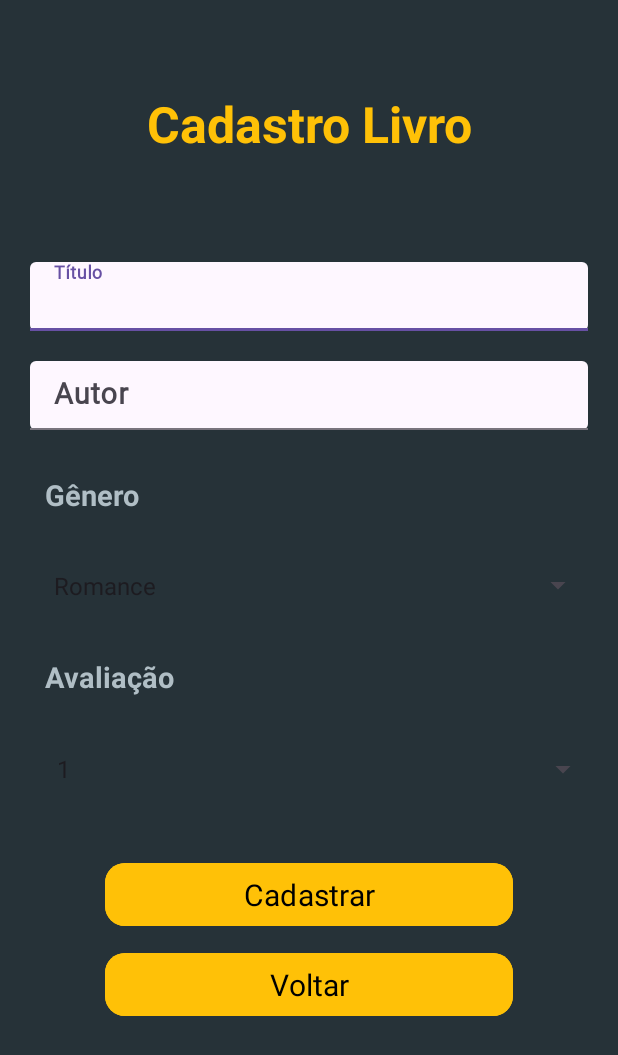
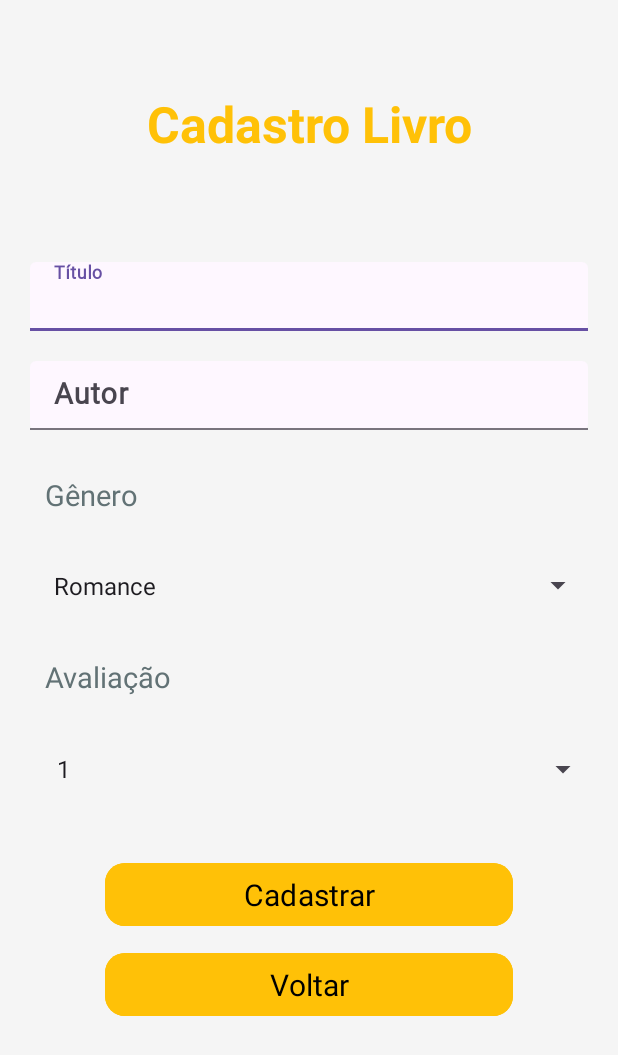
Before and after one commit to LeandroCs-source/TrabalhoFinalMobile, an Android app: the AcervoActivity screen opened directly, with no data from a screen before it, after a tap on "Cadastrar Livro", on a phone screen of 412 x 824 dp. Shown: the top 1055 px of the screen. Run offline under Robolectric (Android 15) with nearby library versions, the phone set to English and light mode, and no system bars; Roboto replaces fonts that are not available here.

Commit message:
Commit de atualização

```diff
--- a/app/build.gradle.kts
+++ b/app/build.gradle.kts
@@ -1,6 +1,7 @@
 plugins {
     alias(libs.plugins.android.application)
     alias(libs.plugins.kotlin.android)
+    id("org.jetbrains.kotlin.plugin.parcelize")
 }
 
 android {
--- a/app/src/main/java/com/example/trabalhofinalmobile/classes/Livro.kt
+++ b/app/src/main/java/com/example/trabalhofinalmobile/classes/Livro.kt
@@ -1,7 +1,9 @@
 package com.example.trabalhofinalmobile.classes
 
-import java.io.Serializable
+import android.os.Parcelable
+import kotlinx.parcelize.Parcelize
 
+@Parcelize
 data class Livro(
     val idLivro : Int,
     val titulo : String,
@@ -9,4 +11,4 @@ data class Livro(
     val avaliacao : Int,
     val idGenero : Int,
     val nomeGenero: String
-):Serializable // usando para transmitir informações entre as activitys para fazer as edições
+): Parcelable // usando para transmitir informações entre as activitys para fazer as edições
--- a/app/src/main/java/com/example/trabalhofinalmobile/main/AcervoActivity.kt
+++ b/app/src/main/java/com/example/trabalhofinalmobile/main/AcervoActivity.kt
@@ -31,13 +31,13 @@ import java.io.Serializable
 
 
 class AcervoActivity : AppCompatActivity(), LivroAdapter.OnItemClickListener {
-
+    //declaração das variáveis
     private lateinit var spinnerGenero: Spinner
     private lateinit var editBuscarAutor: EditText
     private lateinit var recyclerView: RecyclerView
     private lateinit var livroAdapter: LivroAdapter
     private lateinit var botaoAdicionar: Button
-    private lateinit var cadastrarLivroLauncher: ActivityResultLauncher<Intent>
+    private lateinit var livroLauncher: ActivityResultLauncher<Intent>
 
 
     private var listaTodosLivros: List<Livro> = listOf()
@@ -53,22 +53,26 @@ class AcervoActivity : AppCompatActivity(), LivroAdapter.OnItemClickListener {
             insets
         }
 
+        //inicialização das variáveis a partir da tela
         spinnerGenero = findViewById(R.id.spinnerGenero)
         editBuscarAutor = findViewById(R.id.editBuscarAutor)
         recyclerView = findViewById(R.id.recyclerLivros)
         botaoAdicionar = findViewById(R.id.btnCadastrarAcervo)
 
-        // Inicializar adapter
+        // Inicialização do Adapter
         livroAdapter = LivroAdapter(mutableListOf(), this)
         recyclerView.layoutManager = LinearLayoutManager(this)
-        recyclerView.adapter = livroAdapter
+        recyclerView.adapter = livroAdapter //conexão do recyclerview com a classe Adapter
 
+        //carregamentos dos dados a partir do banco de dados
         carregarGeneros()
         carregarLivros()
+
+        //aplicação dos filtros
         aplicarFiltros()
 
 
-        // Filtro por autor conforme digita
+        // Filtro por autor conforme digitado
         editBuscarAutor.addTextChangedListener(object : TextWatcher {
             override fun afterTextChanged(s: Editable?) = aplicarFiltros()
             override fun beforeTextChanged(s: CharSequence?, start: Int, count: Int, after: Int) {}
@@ -85,23 +89,26 @@ class AcervoActivity : AppCompatActivity(), LivroAdapter.OnItemClickListener {
         }
 
 
-        cadastrarLivroLauncher = registerForActivityResult(ActivityResultContracts.StartActivityForResult()) { result ->
+        //retorna da activity de cadastro se o cadastro foi realizado
+        livroLauncher = registerForActivityResult(ActivityResultContracts.StartActivityForResult()) { result ->
             if (result.resultCode == Activity.RESULT_OK) {
                 carregarLivros()// Recarrega a lista após o retorno da tela de cadastro
+                aplicarFiltros()
             }
         }
 
+        //ação do botão que direciona para tela de cadastro
         botaoAdicionar.setOnClickListener {
             val intent = Intent(this, CadastrarLivroActivity::class.java)
-            cadastrarLivroLauncher.launch(intent)
+            livroLauncher.launch(intent)
         }
     }
 
     override fun onEditClick(livro: Livro) {
         // Abre a tela para editar cadastro passando os dados do livro para edição
         val intent = Intent(this, EditarCadastroActivity::class.java)
-        intent.putExtra("LIVRO_PARA_EDITAR", livro as Serializable) // Usa a chave para recuperar na outra tela
-        cadastrarLivroLauncher.launch(intent)
+        intent.putExtra("livro", livro) // Usa a chave para recuperar na outra tela
+        livroLauncher.launch(intent)
     }
 
     override fun onDeleteClick(livro: Livro) {
--- a/app/src/main/java/com/example/trabalhofinalmobile/main/CadastrarLivroActivity.kt
+++ b/app/src/main/java/com/example/trabalhofinalmobile/main/CadastrarLivroActivity.kt
@@ -1,5 +1,6 @@
 package com.example.trabalhofinalmobile.main
 
+import android.app.Activity
 import android.os.Bundle
 import android.widget.ArrayAdapter
 import android.widget.Toast
@@ -63,7 +64,7 @@ class CadastrarLivroActivity : AppCompatActivity() {
             idLivro = 0,
             titulo = titulo,
             autor = autor,
-            avaliacao = avaliacaoSelecionada,
+            avaliacao = avaliacaoSelecionada + 1,
             idGenero = genero.idGenero,
             nomeGenero = genero.nomeGenero
         )
@@ -73,6 +74,7 @@ class CadastrarLivroActivity : AppCompatActivity() {
 
         if (salvar) {
             Toast.makeText(this, "Livro cadastrado com sucesso!", Toast.LENGTH_SHORT).show()
+            setResult(Activity.RESULT_OK)
             limparCampos()
         } else {
             Toast.makeText(this, "Erro ao cadastrar o livro", Toast.LENGTH_SHORT).show()
--- a/app/src/main/res/layout/activity_cadastrar_livro.xml
+++ b/app/src/main/res/layout/activity_cadastrar_livro.xml
@@ -6,7 +6,7 @@
     android:layout_width="match_parent"
     android:layout_height="match_parent"
     android:orientation="vertical"
-    android:background="#263238"
+    android:background="#F5F5F5"
     app:layoutDescription="@xml/activity_cadastro_livro_scene"
     tools:context=".main.CadastrarLivroActivity">
 
@@ -77,9 +77,8 @@
         android:padding="10dp"
         android:paddingStart="10dp"
         android:text="Gênero"
-        android:textColor="#B0BEC5"
-        android:textSize="19sp"
-        android:textStyle="bold" />
+        android:textColor="#627275"
+        android:textSize="19sp" />
 
     <Spinner
         android:id="@+id/spinnerCadastroGenero"
@@ -100,9 +99,8 @@
         android:padding="10dp"
         android:paddingStart="10dp"
         android:text="Avaliação"
-        android:textColor="#B0BEC5"
-        android:textSize="19sp"
-        android:textStyle="bold" />
+        android:textColor="#627275"
+        android:textSize="19sp" />
 
     <Spinner
         android:id="@+id/spinnerCadastroAvalicacao"
--- a/app/src/main/res/layout/activity_cadastrar_usuario.xml
+++ b/app/src/main/res/layout/activity_cadastrar_usuario.xml
@@ -5,7 +5,7 @@
     android:id="@+id/main"
     android:layout_width="match_parent"
     android:layout_height="match_parent"
-    android:background="#263238"
+    android:background="#F5F5F5"
     android:orientation="vertical"
     tools:context=".main.CadastrarUsuarioActivity">
 
@@ -69,7 +69,7 @@
         android:layout_width="match_parent"
         android:layout_height="50dp"
         android:layout_marginHorizontal="70dp"
-        android:layout_marginTop="40dp"
+        android:layout_marginTop="60dp"
         android:backgroundTint="#FFC107"
         android:fontFamily="@font/roboto_black"
         android:text="Cadastrar"
```
Also changed, not shown: app/src/main/java/com/example/trabalhofinalmobile/main/EditarCadastroActivity.kt (+141 -1 lines), app/src/main/res/layout/activity_editar_cadastro.xml (+5 -8 lines).
